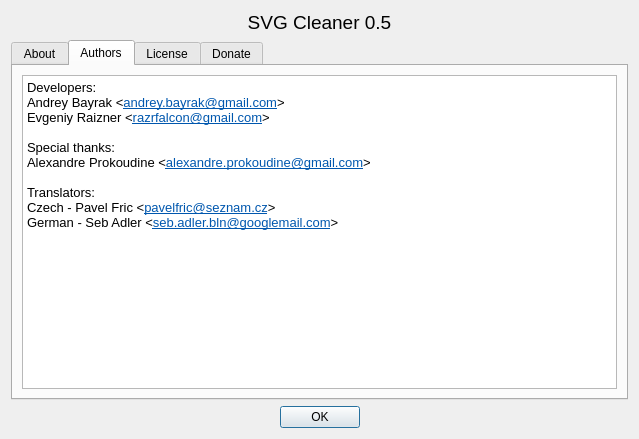
Above: src/aboutdialog.ui from RazrFalcon/svgcleaner before the change. Below: the same form after it.
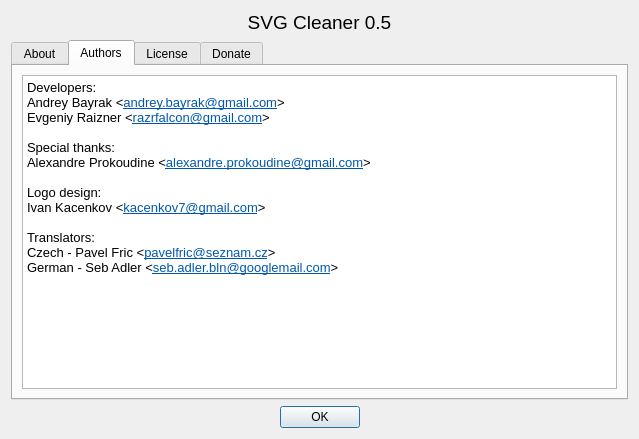
That is the form after the change. The open tabs and pages were chosen to show the change.

Patch:
```diff
--- a/src/aboutdialog.ui
+++ b/src/aboutdialog.ui
@@ -83,7 +83,9 @@
 &lt;p style=&quot; margin-top:0px; margin-bottom:0px; margin-left:0px; margin-right:0px; -qt-block-indent:0; text-indent:0px;&quot;&gt;Developers:&lt;/p&gt;
 &lt;p style=&quot; margin-top:0px; margin-bottom:0px; margin-left:0px; margin-right:0px; -qt-block-indent:0; text-indent:0px;&quot;&gt;Andrey Bayrak &amp;lt;&lt;a href=&quot;andrey.bayrak@gmail.com&quot;&gt;&lt;span style=&quot; text-decoration: underline; color:#0057ae;&quot;&gt;andrey.bayrak@gmail.com&lt;/span&gt;&lt;/a&gt;&amp;gt;&lt;/p&gt;
 &lt;p style=&quot; margin-top:0px; margin-bottom:0px; margin-left:0px; margin-right:0px; -qt-block-indent:0; text-indent:0px;&quot;&gt;Evgeniy Raizner &amp;lt;&lt;a href=&quot;razrfalcon@gmail.com&quot;&gt;&lt;span style=&quot; text-decoration: underline; color:#0057ae;&quot;&gt;razrfalcon@gmail.com&lt;/span&gt;&lt;/a&gt;&amp;gt;&lt;br /&gt;&lt;br /&gt;Special thanks:&lt;/p&gt;
-&lt;p style=&quot; margin-top:0px; margin-bottom:0px; margin-left:0px; margin-right:0px; -qt-block-indent:0; text-indent:0px;&quot;&gt;Alexandre Prokoudine &amp;lt;&lt;a href=&quot;alexandre.prokoudine@gmail.com&quot;&gt;&lt;span style=&quot; text-decoration: underline; color:#0057ae;&quot;&gt;alexandre.prokoudine@gmail.com&lt;/span&gt;&lt;/a&gt;&amp;gt;&lt;br /&gt;&lt;br /&gt;Translators:&lt;/p&gt;
+&lt;p style=&quot; margin-top:0px; margin-bottom:0px; margin-left:0px; margin-right:0px; -qt-block-indent:0; text-indent:0px;&quot;&gt;Alexandre Prokoudine &amp;lt;&lt;a href=&quot;alexandre.prokoudine@gmail.com&quot;&gt;&lt;span style=&quot; text-decoration: underline; color:#0057ae;&quot;&gt;alexandre.prokoudine@gmail.com&lt;/span&gt;&lt;/a&gt;&amp;gt;&lt;/p&gt;
+&lt;p style=&quot;-qt-paragraph-type:empty; margin-top:0px; margin-bottom:0px; margin-left:0px; margin-right:0px; -qt-block-indent:0; text-indent:0px;&quot;&gt;&lt;br /&gt;&lt;/p&gt;
+&lt;p style=&quot; margin-top:0px; margin-bottom:0px; margin-left:0px; margin-right:0px; -qt-block-indent:0; text-indent:0px;&quot;&gt;Logo design:&lt;br /&gt;Ivan Kacenkov &amp;lt;&lt;a href=&quot;kacenkov7@gmail.com&quot;&gt;&lt;span style=&quot; text-decoration: underline; color:#0057ae;&quot;&gt;kacenkov7@gmail.com&lt;/span&gt;&lt;/a&gt;&amp;gt;&lt;br /&gt;&lt;br /&gt;Translators:&lt;/p&gt;
 &lt;p style=&quot; margin-top:0px; margin-bottom:0px; margin-left:0px; margin-right:0px; -qt-block-indent:0; text-indent:0px;&quot;&gt;Czech - Pavel Fric &amp;lt;&lt;a href=&quot;pavelfric@seznam.cz&quot;&gt;&lt;span style=&quot; text-decoration: underline; color:#0057ae;&quot;&gt;pavelfric@seznam.cz&lt;/span&gt;&lt;/a&gt;&amp;gt;&lt;br /&gt;German - Seb Adler &amp;lt;&lt;a href=&quot;seb.adler.bln@googlemail.com&quot;&gt;&lt;span style=&quot; text-decoration: underline; color:#0057ae;&quot;&gt;seb.adler.bln@googlemail.com&lt;/span&gt;&lt;/a&gt;&amp;gt;&lt;/p&gt;&lt;/body&gt;&lt;/html&gt;</string>
          </property>
         </widget>
```
Left out of the diff: 2 changed lines with no effect on the pictures.
